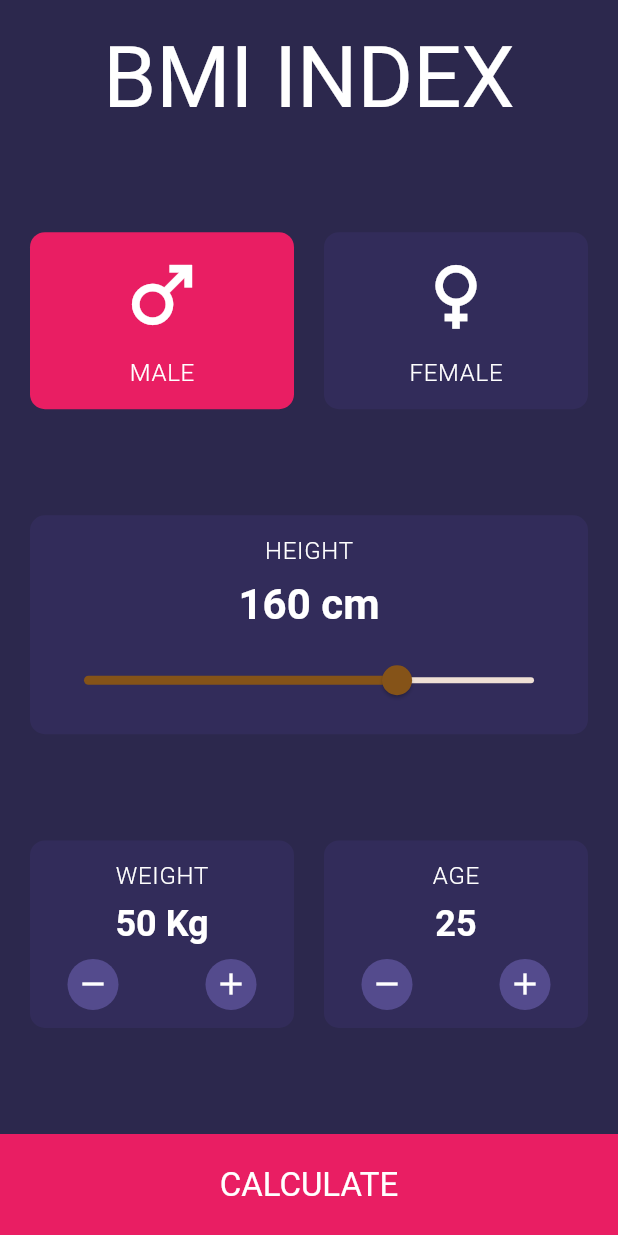
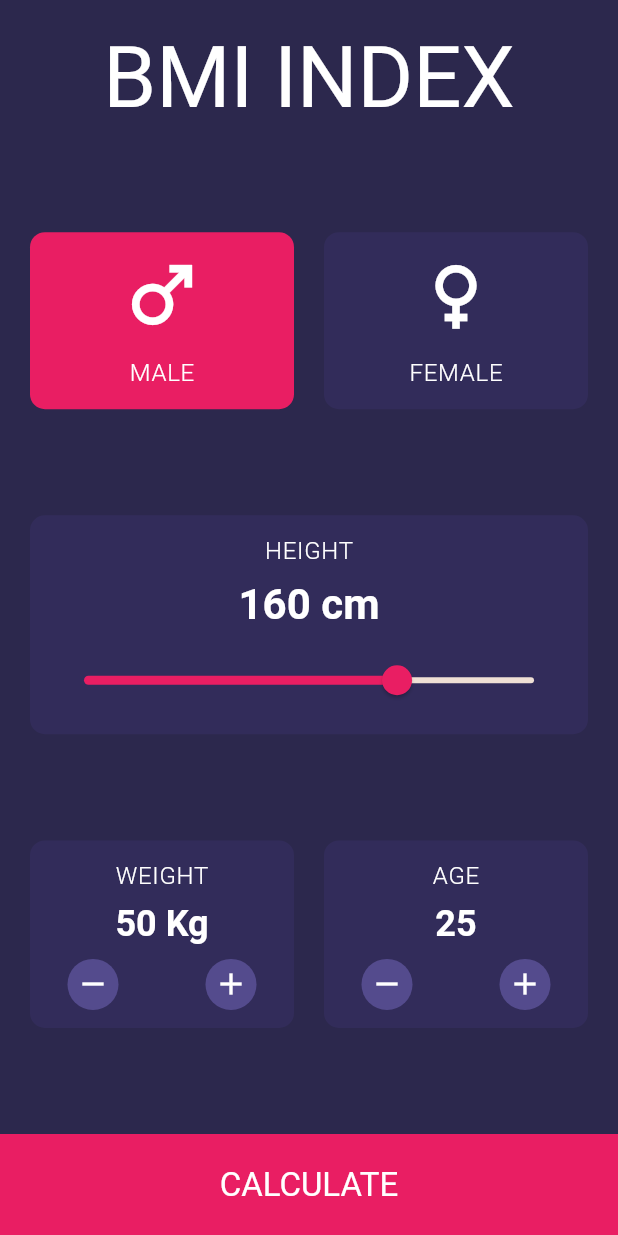
Before and after one commit to Brughth/Formation_Flutter_LH23, a Flutter app: the BmiCalculatorScreen screen opened directly, on a phone screen of 412 x 824 dp. Run offline on Flutter 3.47's test engine with Material 3 defaults, Android fonts, the phone set to English and light mode, and no system bars.

Commit message:
add: Add Bmi calculetor

```diff
--- /dev/null
+++ b/lib/bmi/data/models/bmi_result_model.dart
@@ -0,0 +1,15 @@
+class BmiResultModel {
+  final double bmi;
+  final String status;
+  final String description;
+  final String advice;
+  final String image;
+
+  BmiResultModel({
+    required this.bmi,
+    required this.status,
+    required this.description,
+    required this.advice,
+    required this.image,
+  });
+}
--- a/lib/pages/bmi_calculator.dart
+++ b/lib/bmi/presentation/pages/bmi_calculator.dart
@@ -1,3 +1,5 @@
+import 'package:demo/bmi/data/models/bmi_model.dart';
+import 'package:demo/bmi/presentation/pages/bmi_result_screen.dart';
 import 'package:flutter/cupertino.dart';
 import 'package:flutter/material.dart';
 
@@ -150,6 +152,7 @@ class _BmiCalculatorScreenState extends State<BmiCalculatorScreen> {
                     value: height,
                     min: 0,
                     max: 230,
+                    activeColor: Colors.pink,
                     onChanged: (newValue) {
                       setState(() {
                         height = newValue;
@@ -159,7 +162,7 @@ class _BmiCalculatorScreenState extends State<BmiCalculatorScreen> {
                 ],
               ),
             ),
-            Spacer(),
+            const Spacer(),
             Padding(
               padding: const EdgeInsets.symmetric(
                 horizontal: 20,
@@ -329,9 +332,31 @@ class _BmiCalculatorScreenState extends State<BmiCalculatorScreen> {
               ),
             ),
             Spacer(),
-            Container(
+            InkWell(
+              onTap: () {
+                var bmiModel = BmiModel(
+                  gender: gender,
+                  height: height,
+                  weight: weight.toDouble(),
+                  age: age,
+                );
+
+                var result = bmiModel.calculateBmiIndex();
+                print(result);
+
+                Navigator.of(context).push(
+                  MaterialPageRoute(
+                    builder: (context) {
+                      return BmiResultScreen(
+                        bmiResult: result,
+                      );
+                    },
+                  ),
+                );
+              },
+              child: Container(
                 width: double.infinity,
-              decoration: BoxDecoration(
+                decoration: const BoxDecoration(
                   color: Colors.pink,
                 ),
                 child: Center(
@@ -348,6 +373,7 @@ class _BmiCalculatorScreenState extends State<BmiCalculatorScreen> {
                     ),
                   ),
                 ),
+              ),
             )
           ],
         ),
--- a/lib/main.dart
+++ b/lib/main.dart
@@ -1,4 +1,5 @@
 import 'package:demo/form/form_in_flutter.dart';
+import 'package:demo/bmi/presentation/pages/bmi_calculator.dart';
 import 'package:flutter/material.dart';
 
 void main() {
@@ -19,7 +20,7 @@ class MyApp extends StatelessWidget {
         ),
         useMaterial3: true,
       ),
-      home: const FormInFlutter(),
+      home: const BmiCalculatorScreen(),
     );
   }
 }
--- a/lib/whatsapp/presentation/pages/whatsapp_home_screen.dart
+++ b/lib/whatsapp/presentation/pages/whatsapp_home_screen.dart
@@ -22,7 +22,7 @@ class _WhatsAppHomeScreenState extends State<WhatsAppHomeScreen>
     double width = MediaQuery.of(context).size.width;
     bool isMobile = width < 800;
     bool isTablet = width >= 800 && width < 1100;
-    bool isDesktop = width >= 1100;
+    // bool isDesktop = width >= 1100;
     return Scaffold(
       appBar: AppBar(
         title: const Text(
```
Also changed, not shown: lib/bmi/data/models/bmi_model.dart (added, +71 -0 lines), lib/bmi/presentation/pages/bmi_result_screen.dart (added, +75 -0 lines), pubspec.yaml (+3 -4 lines), assets/images/normalweight.png (added), assets/images/obesity1.png (added), assets/images/obesity2.png (added), assets/images/overweight.png (added), assets/images/underweight.png (added), lib/post/data/models/post_,models.dart (added), pubspec.lock. Lines whose indentation alone changed are shown as unchanged.
